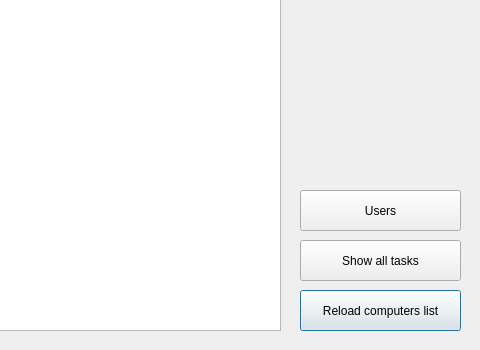
Above: desktop_app/workspace.ui from DanziLLL/diploma before the change; both pictures show x 320 to 800 and y 100 to 450 of the 800 by 450 pixel window. Below: the same form after it.
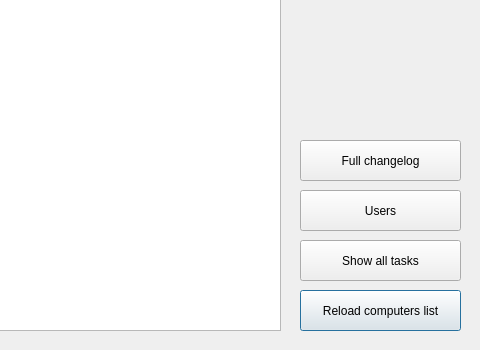
That is the form after the change.

The edit to the form file:
```diff
--- a/desktop_app/workspace.ui
+++ b/desktop_app/workspace.ui
@@ -74,6 +74,19 @@
     <string>Users</string>
    </property>
   </widget>
+  <widget class="QPushButton" name="btnChangelog">
+   <property name="geometry">
+    <rect>
+     <x>620</x>
+     <y>240</y>
+     <width>161</width>
+     <height>41</height>
+    </rect>
+   </property>
+   <property name="text">
+    <string>Full changelog</string>
+   </property>
+  </widget>
  </widget>
  <resources/>
  <connections/>
```
